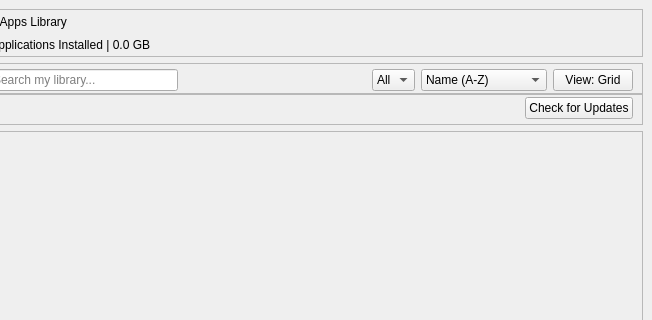
This is ui/ui_main_v4.ui in immortal222/FlowDeck as Qt 5 draws it before an edit; both pictures show x 249 to 901 and y 0 to 320 of the 901 by 579 pixel window. The edited form follows.
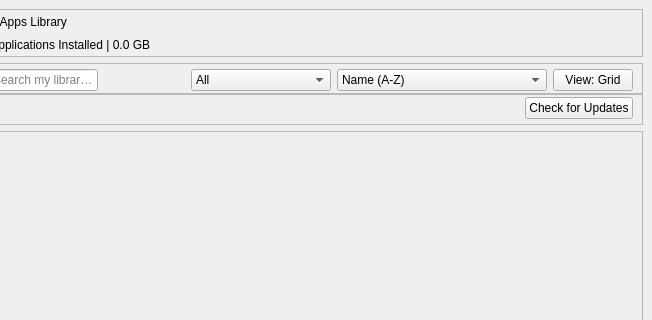
This is the edited form. Icons and pictures are not drawn.

Commit message: Enhance: Adjust widget sizes for better layout in main UI

The edit to the form file:
```diff
--- a/ui/ui_main_v4.ui
+++ b/ui/ui_main_v4.ui
@@ -2749,9 +2749,15 @@
                </item>
                <item>
                 <widget class="QComboBox" name="myApps_catCombo">
+                 <property name="minimumSize">
+                  <size>
+                   <width>140</width>
+                   <height>0</height>
+                  </size>
+                 </property>
                  <property name="maximumSize">
                   <size>
-                   <width>120</width>
+                   <width>16777215</width>
                    <height>16777215</height>
                   </size>
                  </property>
@@ -2764,6 +2770,12 @@
                </item>
                <item>
                 <widget class="QComboBox" name="myApps_sortCombo">
+                 <property name="minimumSize">
+                  <size>
+                   <width>210</width>
+                   <height>0</height>
+                  </size>
+                 </property>
                  <property name="maximumSize">
                   <size>
                    <width>16777215</width>
```
Left out of the diff: 4 changed lines with no effect on the pictures. The commit also changes 1 other file.
